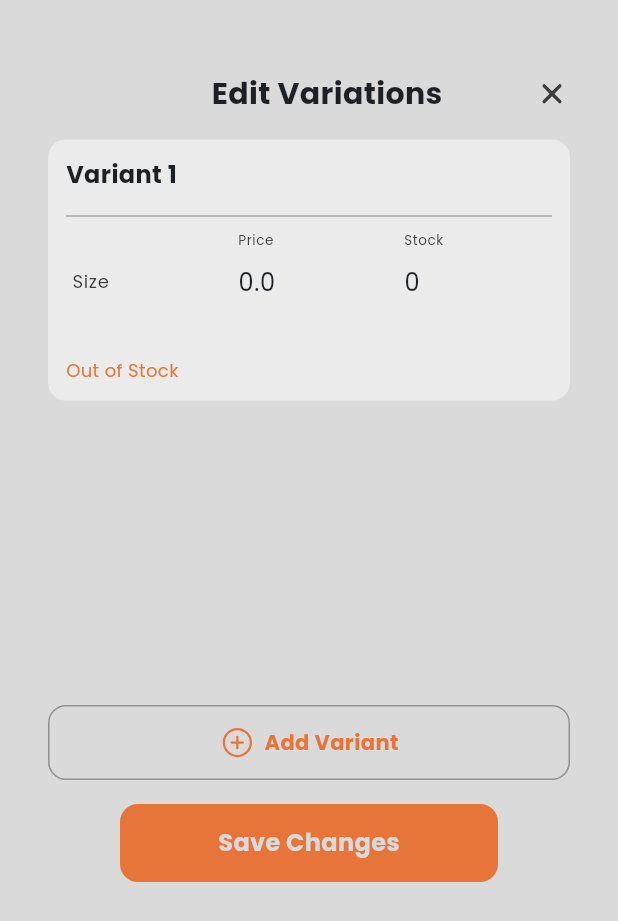
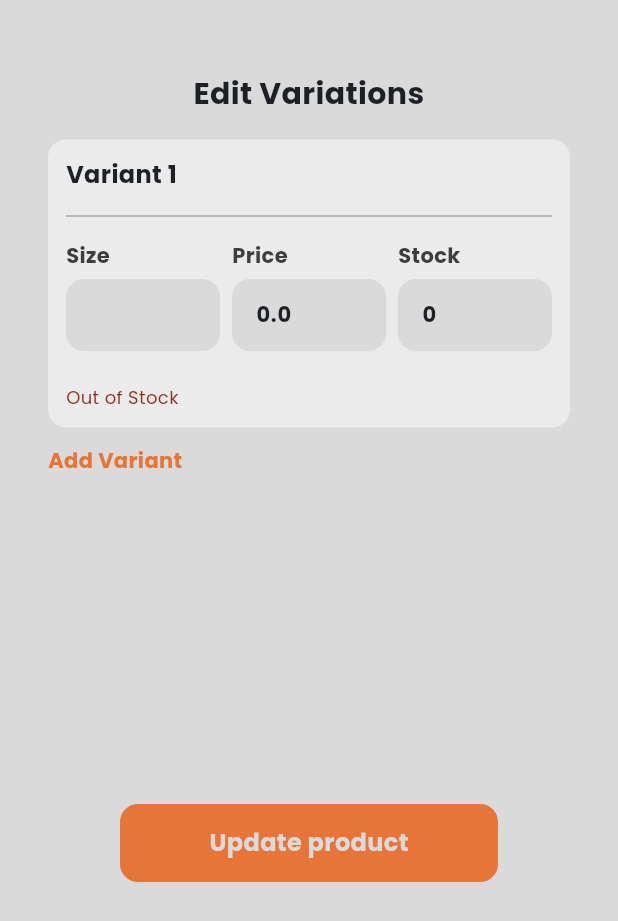
Before and after one commit to ahmed-ashraf-refaee/coffee_app, a Flutter app: the EditProductOverlay widget shown alone on an empty page, opened directly with empty values, after a tap on "Add Variant", on a phone screen of 412 x 824 dp. Shown: the top 921 px of the screen. Run offline on Flutter 3.47's test engine with Material 3 defaults, Android fonts, the phone set to English and light mode, and no system bars; our stand-ins replace bloc, cached_network_image, carousel_slider, dartz, dio, dropdown_button2 and 17 more; missing offline and left inert: country_flags, flutter_map_location_marker, flutter_stripe, translator; accounts and stored records are empty; network calls fail.

Commit message:
feat: Integrate dropdown_button2 for enhanced category selection and improve UI in stock management views

```diff
--- a/lib/features/admin/presentation/view/stock_view/stock_view.dart
+++ b/lib/features/admin/presentation/view/stock_view/stock_view.dart
@@ -1,4 +1,5 @@
 import 'package:coffee_app/core/widgets/title_subtitle.dart';
+import 'package:coffee_app/features/admin/presentation/view/stock_view/widgets/search_and_filter_section.dart';
 import 'package:coffee_app/generated/l10n.dart';
 import 'package:flutter/material.dart';
 
@@ -13,16 +14,17 @@ class StockView extends StatelessWidget {
     return SafeArea(
       child: Padding(
         padding: const EdgeInsets.only(left: 16.0, right: 16.0, top: 16.0),
+
         child: Column(
+          spacing: 16,
           crossAxisAlignment: CrossAxisAlignment.stretch,
           children: [
             const StockAppBar(),
-            const SizedBox(height: 16),
             TitleSubtitle(
               subtitle: S.current.stockManagerSubtitle,
               title: S.current.stockManagerTitle,
             ),
-            const SizedBox(height: 16),
+            SearchAndFilterSection(searchController: TextEditingController()),
             const Expanded(child: StockListBody()),
           ],
         ),
--- a/lib/features/admin/presentation/view/stock_view/widgets/edit_product_overlay.dart
+++ b/lib/features/admin/presentation/view/stock_view/widgets/edit_product_overlay.dart
@@ -1,3 +1,4 @@
+import 'package:coffee_app/core/utils/color_palette.dart';
 import 'package:coffee_app/main.dart';
 import 'package:flutter/material.dart';
 import 'package:ionicons/ionicons.dart';
@@ -78,36 +79,25 @@ class _EditProductOverlayState extends State<EditProductOverlay> {
             spacing: 16,
             crossAxisAlignment: CrossAxisAlignment.stretch,
             children: [
-              //======================== Header ========================
-              Row(
-                mainAxisAlignment: MainAxisAlignment.spaceBetween,
-                children: [
-                  const SizedBox(width: 48), // alignment buffer
-                  const Text('Edit Variations', style: TextStyles.bold20),
-                  PrettierTap(
-                    shrink: 1,
-                    onPressed: () => Navigator.pop(context),
-                    child: Icon(
-                      Ionicons.close,
-                      color: context.colors.onSecondary,
-                    ),
-                  ),
-                ],
+              const Text(
+                'Edit Variations',
+                style: TextStyles.bold20,
+                textAlign: TextAlign.center,
               ),
 
+              // everything scrollable, including Add Variant
               Expanded(
                 child: SingleChildScrollView(
                   child: Column(
+                    crossAxisAlignment: CrossAxisAlignment.stretch,
                     spacing: 12,
-                    children: List.generate(_variants.length, (index) {
+                    children: [
+                      ...List.generate(_variants.length, (index) {
                         final variant = _variants[index];
                         return _buildVariantCard(context, variant, index);
                       }),
-                  ),
-                ),
-              ),
 
-              //======================== Add Variant ========================
+                      // move "Add Variant" here
                       if (_variants.length < 3)
                         PrettierTap(
                           onPressed: _addVariant,
@@ -115,32 +105,21 @@ class _EditProductOverlayState extends State<EditProductOverlay> {
                             height: 50,
                             decoration: BoxDecoration(
                               borderRadius: BorderRadius.circular(12),
-                      border: Border.all(
-                        color: context.colors.outline.withValues(alpha: 0.4),
                             ),
-                    ),
-                    child: Center(
-                      child: Row(
-                        mainAxisAlignment: MainAxisAlignment.center,
-                        children: [
-                          Icon(
-                            Ionicons.add_circle_outline,
-                            color: context.colors.primary,
-                          ),
-                          const SizedBox(width: 6),
-                          Text(
+                            child: Text(
                               "Add Variant",
                               style: TextStyles.bold14.copyWith(
                                 color: context.colors.primary,
+                              ),
+                            ),
                           ),
                         ),
                     ],
                   ),
                 ),
               ),
-                ),
 
-              //======================== Save ========================
+              // keep this fixed
               Padding(
                 padding: const EdgeInsets.symmetric(horizontal: 48),
                 child: CustomElevatedButton(
@@ -150,7 +129,7 @@ class _EditProductOverlayState extends State<EditProductOverlay> {
                     widget.onSave();
                     Navigator.pop(context);
                   },
-                  child: const Text("Save Changes", style: TextStyles.bold16),
+                  child: const Text("Update product", style: TextStyles.bold16),
                 ),
               ),
             ],
@@ -168,8 +147,8 @@ class _EditProductOverlayState extends State<EditProductOverlay> {
     final isLow = variant.quantity < 20 && variant.quantity > 0;
     final isOut = variant.quantity == 0;
     Color color = isOut
-        ? context.colors.primary
-        : (isLow ? Colors.orange : Colors.green);
+        ? ColorPalette.errorLuxurious
+        : (isLow ? ColorPalette.orangeCrayola : ColorPalette.darkGreen);
 
     return Container(
       padding: const EdgeInsets.all(12),
@@ -194,9 +173,9 @@ class _EditProductOverlayState extends State<EditProductOverlay> {
                   shrink: 1,
                   onPressed: () => _removeVariant(index),
                   child: Icon(
-                    Ionicons.trash_outline,
+                    Ionicons.trash_bin_outline,
                     size: 20,
-                    color: context.colors.onSecondary,
+                    color: context.colors.primary,
                   ),
                 ),
             ],
@@ -250,17 +229,29 @@ class _EditProductOverlayState extends State<EditProductOverlay> {
     required ValueChanged<String> onChanged,
     TextInputType inputType = TextInputType.text,
   }) {
-    return TextFormField(
+    return Column(
+      crossAxisAlignment: CrossAxisAlignment.start,
+      children: [
+        Text(
+          label,
+          style: TextStyles.bold14.copyWith(color: context.colors.onSecondary),
+        ),
+        const SizedBox(height: 6),
+        TextFormField(
           initialValue: initialValue,
           keyboardType: inputType,
           decoration: InputDecoration(
-        labelText: label,
-        labelStyle: TextStyles.regular12.copyWith(
-          color: context.colors.onSecondary,
+            filled: true,
+            fillColor: context.colors.surface,
+            contentPadding: const EdgeInsets.symmetric(
+              horizontal: 12,
+              vertical: 8,
             ),
-        isDense: true,
           ),
+          style: TextStyles.bold14.copyWith(color: context.colors.onSurface),
           onChanged: onChanged,
+        ),
+      ],
     );
   }
 }
--- a/lib/features/admin/presentation/view/stock_view/widgets/search_and_filter_section.dart
+++ b/lib/features/admin/presentation/view/stock_view/widgets/search_and_filter_section.dart
@@ -11,7 +11,6 @@ import '../../../../../home/presentation/view/home_view/widgets/filter_overlay.d
 
 class SearchAndFilterSection extends StatelessWidget {
   final TextEditingController searchController;
-
   const SearchAndFilterSection({super.key, required this.searchController});
 
   @override
--- a/pubspec.yaml
+++ b/pubspec.yaml
@@ -35,6 +35,7 @@ dependencies:
   country_flags: ^4.0.1
   dartz: ^0.10.1
   dio: ^5.9.0
+  dropdown_button2: ^2.3.9
   fl_chart: ^1.1.1
   flutter:
     sdk: flutter
```
Also changed, not shown: lib/features/admin/presentation/view/add_product_view/widgets/product_info_section.dart (+81 -9 lines), lib/features/admin/presentation/view/stock_view/widgets/stock_product_card.dart (+43 -50 lines), lib/generated/l10n.dart, pubspec.lock. Lines whose indentation alone changed are shown as unchanged.
